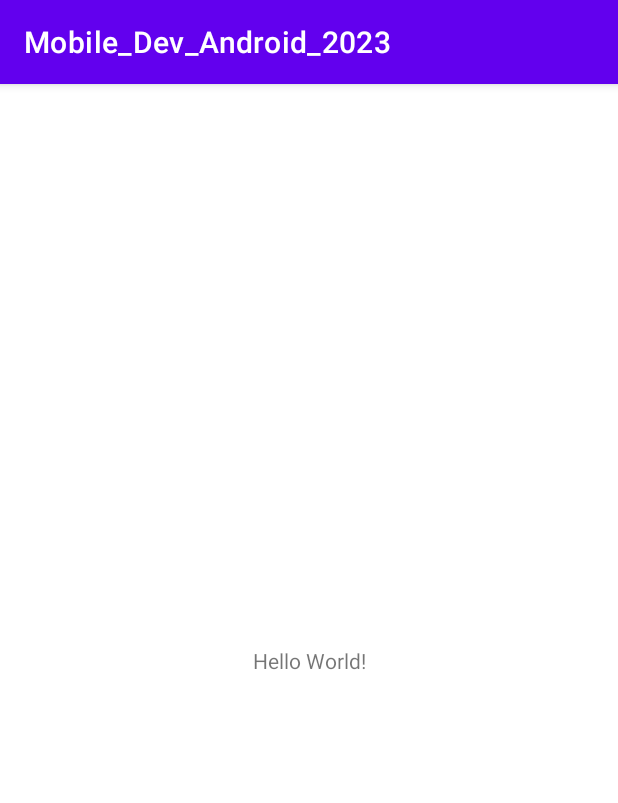
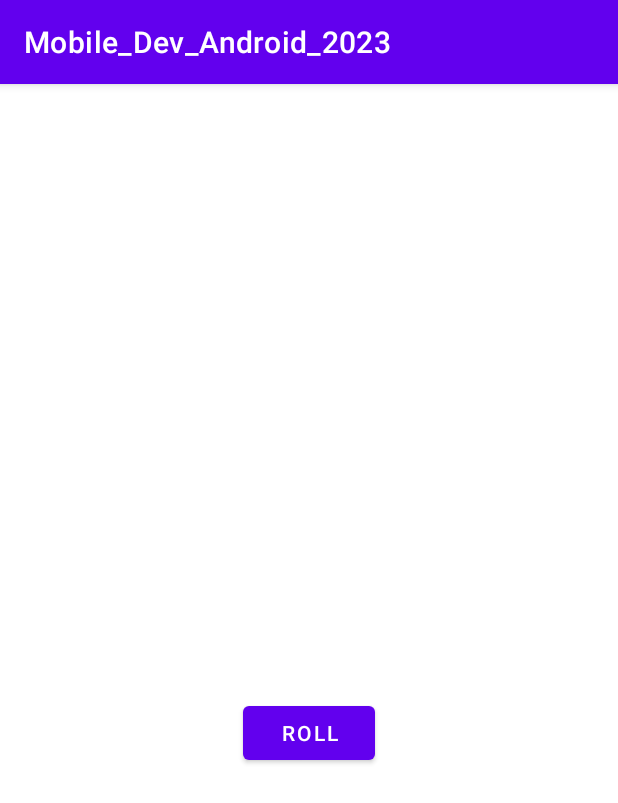
Before and after one commit to samratTBC/Your-first-interactive-UI-Dice-Roller-lab-1, an Android app: the screen it shows after launch (MainActivity), on a phone screen of 412 x 824 dp. Shown: the top 803 px of the screen. Run offline under Robolectric (Android 15) with nearby library versions, the phone set to English and light mode, and no system bars.

Commit message:
Make the button interactive and toast message.

```diff
--- a/app/src/main/java/com/example/mobile_dev_android_2023/MainActivity.java
+++ b/app/src/main/java/com/example/mobile_dev_android_2023/MainActivity.java
@@ -3,12 +3,30 @@ package com.example.mobile_dev_android_2023;
 import androidx.appcompat.app.AppCompatActivity;
 
 import android.os.Bundle;
+import android.view.View;
+import android.widget.Button;
+import android.widget.TextView;
+import android.widget.Toast;
 
 public class MainActivity extends AppCompatActivity {
 
+    private Button rollBtn;
+    private TextView textView;
     @Override
     protected void onCreate(Bundle savedInstanceState) {
         super.onCreate(savedInstanceState);
         setContentView(R.layout.activity_main);
+        rollBtn = findViewById(R.id.button);
+        textView = findViewById(R.id.textView);
+
+        rollBtn.setOnClickListener(new View.OnClickListener() {
+            @Override
+            public void onClick(View view) {
+                Toast toast = Toast.makeText(MainActivity.this, "Dice Rolled!", Toast.LENGTH_SHORT );
+                textView.setText("6");
+                toast.show();
+
+            }
+        });
     }
 }
--- a/app/src/main/res/layout/activity_main.xml
+++ b/app/src/main/res/layout/activity_main.xml
@@ -7,12 +7,23 @@
     tools:context=".MainActivity">
 
     <TextView
+        android:id="@+id/textView"
         android:layout_width="wrap_content"
         android:layout_height="wrap_content"
-        android:text="Hello World!"
+        android:textSize="36sp"
         app:layout_constraintBottom_toBottomOf="parent"
         app:layout_constraintEnd_toEndOf="parent"
         app:layout_constraintStart_toStartOf="parent"
-        app:layout_constraintTop_toTopOf="parent" />
+        app:layout_constraintTop_toTopOf="parent"
+        tools:text="1" />
+
+    <Button
+        android:id="@+id/button"
+        android:layout_width="wrap_content"
+        android:layout_height="wrap_content"
+        android:text="@string/roll"
+        app:layout_constraintEnd_toEndOf="parent"
+        app:layout_constraintStart_toStartOf="parent"
+        app:layout_constraintTop_toBottomOf="@+id/textView" />
 
 </androidx.constraintlayout.widget.ConstraintLayout>
--- a/app/src/main/res/values/strings.xml
+++ b/app/src/main/res/values/strings.xml
@@ -1,3 +1,4 @@
 <resources>
     <string name="app_name">Mobile_Dev_Android_2023</string>
+    <string name="roll">Roll</string>
 </resources>
```
